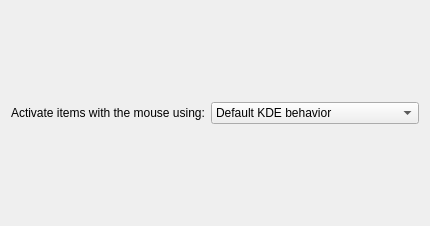
First picture: the form in qtwine/forms/behaviorPreferences.ui, repository gkiagia/qtwine, before the edit.
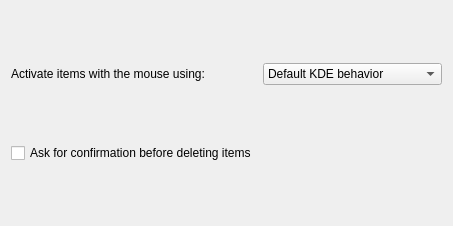
Second picture: the form after the edit.

Commit message: Make configurable the option to ask for confirmation before deleting items.

What changed in the file:
```diff
--- a/qtwine/forms/behaviorPreferences.ui
+++ b/qtwine/forms/behaviorPreferences.ui
@@ -5,15 +5,15 @@
    <rect>
     <x>0</x>
     <y>0</y>
-    <width>430</width>
+    <width>453</width>
     <height>226</height>
    </rect>
   </property>
-  <layout class="QFormLayout" name="formLayout" >
-   <item row="0" column="0" >
+  <layout class="QGridLayout" name="gridLayout" >
+   <item row="2" column="0" >
     <widget class="QLabel" name="label" >
      <property name="sizePolicy" >
-      <sizepolicy vsizetype="Expanding" hsizetype="Preferred" >
+      <sizepolicy vsizetype="Minimum" hsizetype="Preferred" >
        <horstretch>0</horstretch>
        <verstretch>0</verstretch>
       </sizepolicy>
@@ -23,7 +23,14 @@
      </property>
     </widget>
    </item>
-   <item row="0" column="1" >
+   <item row="3" column="0" >
+    <widget class="QCheckBox" name="kcfg_AskBeforeDelete" >
+     <property name="text" >
+      <string>Ask for confirmation before deleting items</string>
+     </property>
+    </widget>
+   </item>
+   <item row="2" column="1" >
     <widget class="QComboBox" name="kcfg_ClickMode" >
      <item>
       <property name="text" >
```
The commit also changes 2 other files.
